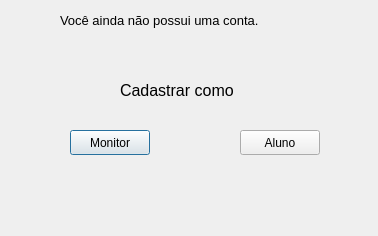
guilherme9718/monitoria-rapida, file cadastro.ui: the form before one commit.
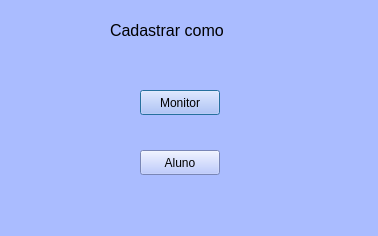
The form after the commit.

The edit to the form file:
```diff
--- a/cadastro.ui
+++ b/cadastro.ui
@@ -13,15 +13,21 @@
   <property name="windowTitle">
    <string>Dialog</string>
   </property>
+  <property name="styleSheet">
+   <string notr="true">background-color: rgb(170, 188, 255);</string>
+  </property>
   <widget class="QPushButton" name="monitor">
    <property name="geometry">
     <rect>
-     <x>70</x>
-     <y>130</y>
+     <x>140</x>
+     <y>90</y>
      <width>80</width>
      <height>25</height>
     </rect>
    </property>
+   <property name="styleSheet">
+    <string notr="true">color:rgb(0, 0, 0)</string>
+   </property>
    <property name="text">
     <string>Monitor</string>
    </property>
@@ -29,12 +35,15 @@
   <widget class="QPushButton" name="aluno">
    <property name="geometry">
     <rect>
-     <x>240</x>
-     <y>130</y>
+     <x>140</x>
+     <y>150</y>
      <width>80</width>
      <height>25</height>
     </rect>
    </property>
+   <property name="styleSheet">
+    <string notr="true">color:rgb(0, 0, 0)</string>
+   </property>
    <property name="text">
     <string>Aluno</string>
    </property>
@@ -42,8 +51,8 @@
   <widget class="QLabel" name="label">
    <property name="geometry">
     <rect>
-     <x>120</x>
-     <y>70</y>
+     <x>110</x>
+     <y>10</y>
      <width>151</width>
      <height>41</height>
     </rect>
@@ -53,28 +62,13 @@
      <pointsize>12</pointsize>
     </font>
    </property>
+   <property name="styleSheet">
+    <string notr="true">color:rgb(0, 0, 0)</string>
+   </property>
    <property name="text">
     <string>Cadastrar como</string>
    </property>
   </widget>
-  <widget class="QLabel" name="label_2">
-   <property name="geometry">
-    <rect>
-     <x>60</x>
-     <y>10</y>
-     <width>281</width>
-     <height>20</height>
-    </rect>
-   </property>
-   <property name="font">
-    <font>
-     <pointsize>10</pointsize>
-    </font>
-   </property>
-   <property name="text">
-    <string>Você ainda não possui uma conta.</string>
-   </property>
-  </widget>
  </widget>
  <resources/>
  <connections/>
```
